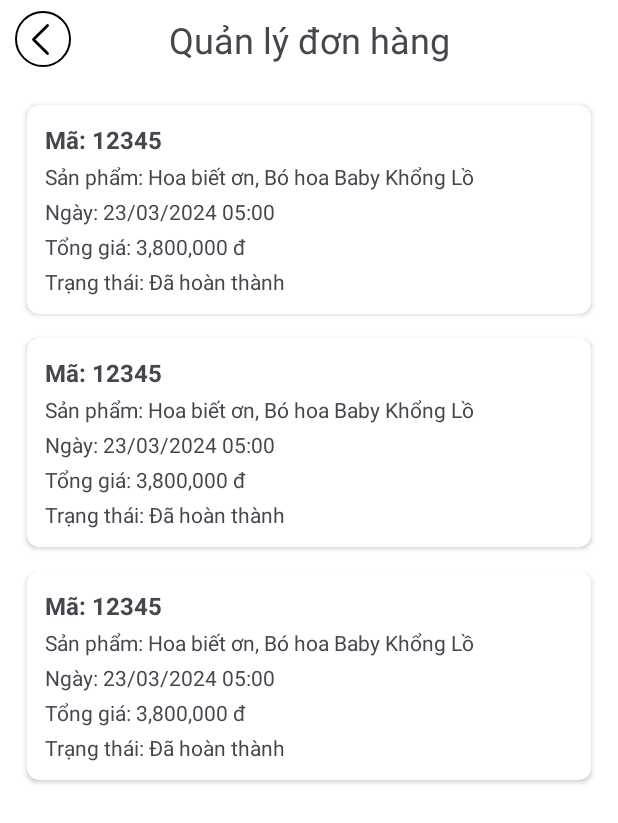
After one commit to hiennhatou/flower-store, an Android app: the layout activity_order_management.xml on its own in the app's theme, with its tools: preview values and no code run, on a phone screen of 412 x 824 dp. The commit adds this screen. Shown: the top 823 px of the screen. Run offline under Robolectric (Android 15) with nearby library versions, the phone set to English and light mode, and no system bars.

Commit message:
update order management for admin

```diff
--- a/app/src/main/AndroidManifest.xml
+++ b/app/src/main/AndroidManifest.xml
@@ -50,13 +50,15 @@
             android:name=".ui.cart.CartActivity"
             android:exported="false" />
         <activity
-            android:name=".ui.main.MainActivity"
+            android:name=".ui.orders.OrderDetailAdminActivity"
             android:exported="false" />
         <activity
             android:name=".ui.productdetail.ProductDetailActivity"
             android:exported="false" />
+        <activity android:name=".ui.admin.OrderManagementActivity"
+            android:exported="false"/>
         <activity
-            android:name=".ui.orders.OrderDetailAdminActivity"
+            android:name=".ui.main.MainActivity"
             android:exported="true">
             <intent-filter>
                 <action android:name="android.intent.action.MAIN" />
--- a/app/src/main/java/edu/ou/flowerstore/FlowerStoreApplication.java
+++ b/app/src/main/java/edu/ou/flowerstore/FlowerStoreApplication.java
@@ -22,8 +22,8 @@ import edu.ou.flowerstore.db.entities.CartEntity;
 import edu.ou.flowerstore.ui.cart.CartItem;
 import edu.ou.flowerstore.utils.firebase.AppFirebase;
 import edu.ou.flowerstore.utils.zalopay.ZaloPayApi;
-import retrofit2.Retrofit;
-import retrofit2.converter.gson.GsonConverterFactory;
+//import retrofit2.Retrofit;
+//import retrofit2.converter.gson.GsonConverterFactory;
 import vn.zalopay.sdk.Environment;
 import vn.zalopay.sdk.ZaloPaySDK;
 
--- /dev/null
+++ b/app/src/main/res/layout/activity_order_management.xml
@@ -0,0 +1,63 @@
+<?xml version="1.0" encoding="utf-8"?>
+<androidx.constraintlayout.widget.ConstraintLayout xmlns:android="http://schemas.android.com/apk/res/android"
+    xmlns:app="http://schemas.android.com/apk/res-auto"
+    xmlns:tools="http://schemas.android.com/tools"
+    android:id="@+id/main"
+    android:layout_width="match_parent"
+    android:layout_height="match_parent"
+    tools:context=".ui.admin.OrderManagementActivity">
+
+    <com.google.android.material.appbar.AppBarLayout
+        android:id="@+id/app_bar"
+        android:layout_width="match_parent"
+        android:layout_height="wrap_content"
+        android:paddingVertical="7sp"
+        android:paddingHorizontal="10sp"
+        android:backgroundTint="@android:color/transparent"
+        app:layout_constraintTop_toTopOf="parent"
+        app:layout_constraintStart_toStartOf="parent"
+        app:layout_constraintEnd_toEndOf="parent">
+
+        <androidx.constraintlayout.widget.ConstraintLayout
+            android:layout_width="match_parent"
+            android:layout_height="wrap_content">
+
+            <Button
+                android:id="@+id/back_btn"
+                style="@style/Button.IconOnly.Outlined"
+                android:layout_width="wrap_content"
+                android:layout_height="0sp"
+                android:padding="5sp"
+                android:paddingStart="2sp"
+                app:icon="@drawable/ic_back"
+                app:iconSize="30sp"
+                app:iconTint="@color/black"
+                app:layout_constraintBottom_toBottomOf="parent"
+                app:layout_constraintDimensionRatio="1:1"
+                app:layout_constraintStart_toStartOf="parent"
+                app:layout_constraintTop_toTopOf="parent"
+                app:strokeColor="@color/black" />
+
+            <TextView
+                android:id="@+id/order_management_header"
+                android:layout_width="wrap_content"
+                android:layout_height="wrap_content"
+                android:text="Quản lý đơn hàng"
+                android:textSize="24sp"
+                app:layout_constraintBottom_toBottomOf="parent"
+                app:layout_constraintEnd_toEndOf="parent"
+                app:layout_constraintStart_toStartOf="parent"
+                app:layout_constraintTop_toTopOf="parent" />
+        </androidx.constraintlayout.widget.ConstraintLayout>
+    </com.google.android.material.appbar.AppBarLayout>
+
+    <androidx.recyclerview.widget.RecyclerView
+        android:id="@+id/orders"
+        android:layout_width="match_parent"
+        android:layout_height="0dp"
+        android:paddingHorizontal="10sp"
+        android:paddingTop="10sp"
+        app:layout_constraintTop_toBottomOf="@id/app_bar"
+        app:layout_constraintBottom_toBottomOf="parent"
+        tools:listitem="@layout/item_order" />
+</androidx.constraintlayout.widget.ConstraintLayout>
--- /dev/null
+++ b/app/src/main/res/layout/item_order.xml
@@ -0,0 +1,51 @@
+<androidx.cardview.widget.CardView xmlns:android="http://schemas.android.com/apk/res/android"
+    android:layout_width="match_parent"
+    android:layout_height="wrap_content"
+    xmlns:app="http://schemas.android.com/apk/res-auto"
+    android:layout_margin="8dp"
+    app:cardCornerRadius="8dp"
+    android:elevation="2dp">
+
+    <LinearLayout
+        android:layout_width="match_parent"
+        android:layout_height="wrap_content"
+        android:orientation="vertical"
+        android:padding="12dp">
+
+        <TextView
+            android:id="@+id/order_id"
+            android:layout_width="match_parent"
+            android:layout_height="wrap_content"
+            android:text="Mã: 12345"
+            android:textSize="16sp"
+            android:textStyle="bold" />
+
+        <TextView
+            android:id="@+id/order_name"
+            android:layout_width="match_parent"
+            android:layout_height="wrap_content"
+            android:text="Sản phẩm: Hoa biết ơn, Bó hoa Baby Khổng Lồ"
+            android:layout_marginTop="4dp" />
+
+        <TextView
+            android:id="@+id/order_date"
+            android:layout_width="match_parent"
+            android:layout_height="wrap_content"
+            android:text="Ngày: 23/03/2024 05:00"
+            android:layout_marginTop="4dp" />
+
+        <TextView
+            android:id="@+id/order_price"
+            android:layout_width="match_parent"
+            android:layout_height="wrap_content"
+            android:text="Tổng giá: 3,800,000 đ"
+            android:layout_marginTop="4dp" />
+
+        <TextView
+            android:id="@+id/order_status"
+            android:layout_width="match_parent"
+            android:layout_height="wrap_content"
+            android:text="Trạng thái: Đã hoàn thành"
+            android:layout_marginTop="4dp" />
+    </LinearLayout>
+</androidx.cardview.widget.CardView>
```
Also changed, not shown: app/src/main/java/edu/ou/flowerstore/ui/admin/AdminActivity.java (+10 -0 lines), app/src/main/java/edu/ou/flowerstore/ui/admin/OrderAdapter.java (added, +81 -0 lines), app/src/main/java/edu/ou/flowerstore/ui/admin/OrderManagementActivity.java (added, +83 -0 lines), app/src/main/java/edu/ou/flowerstore/ui/orders/OrderDetailAdminActivity.java (+23 -18 lines).
